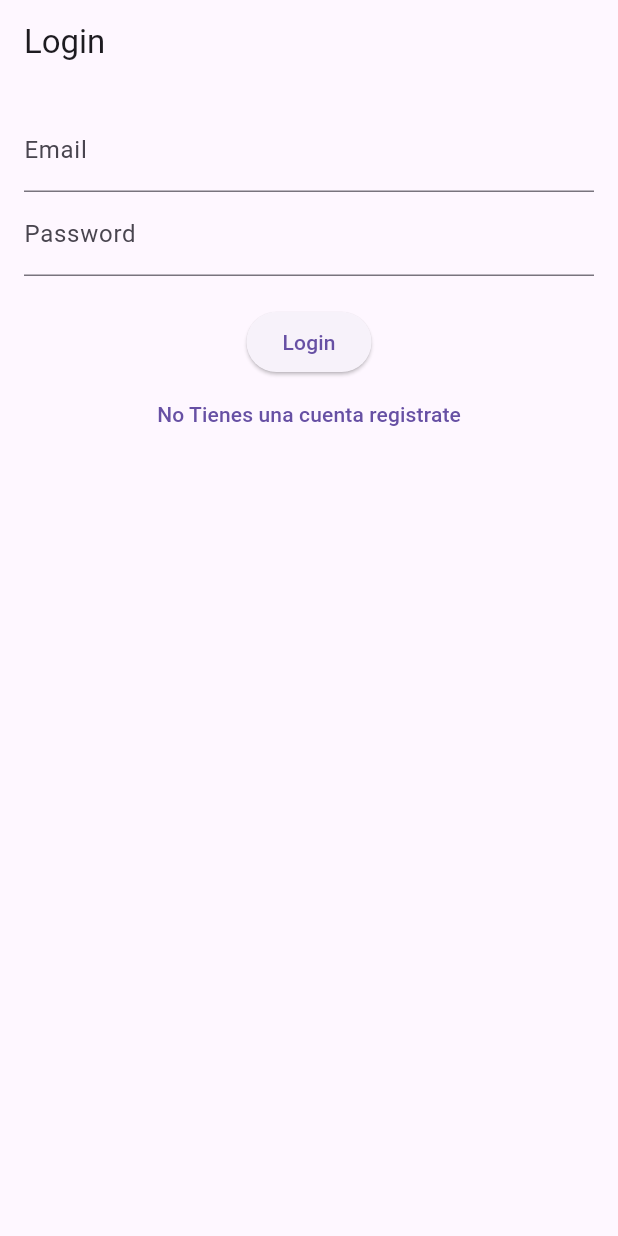
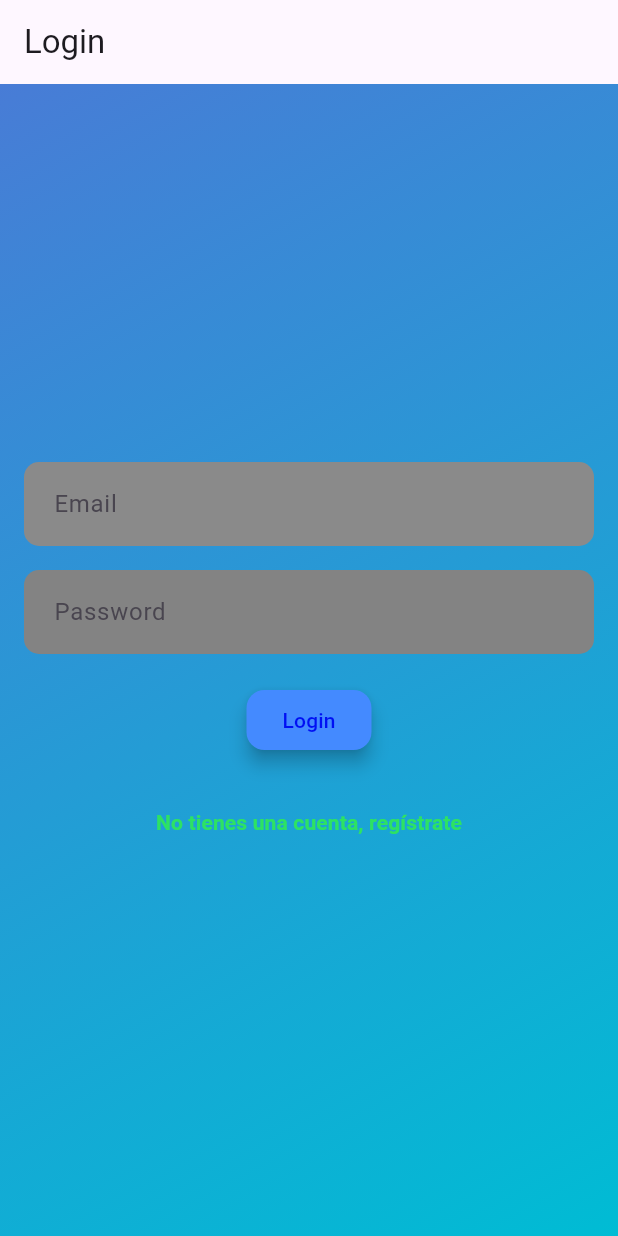
Before and after one commit to TheJossh/App_Finanzas, a Flutter app: the screen it shows after launch, on a phone screen of 412 x 824 dp. Run offline on Flutter 3.47's test engine with Material 3 defaults, Android fonts, the phone set to English and light mode, and no system bars; our stand-ins replace firebase_auth, firebase_core; accounts and stored records are empty; network calls fail; statements that could not run were skipped.

Commit message:
segundo commt

```diff
--- a/analysis_options.yaml
+++ b/analysis_options.yaml
@@ -7,6 +7,9 @@
 
 # The following line activates a set of recommended lints for Flutter apps,
 # packages, and plugins designed to encourage good coding practices.
+analyzer:
+  errors:
+    unused_local_variable: ignore
 include: package:flutter_lints/flutter.yaml
 
 linter:
--- a/lib/screen/login_screen.dart
+++ b/lib/screen/login_screen.dart
@@ -1,8 +1,8 @@
-// ignore_for_file: prefer_const_constructors, unused_local_variable
+// ignore_for_file: unused_local_variable
 
-import 'package:aplicacion_finanzas/screen/menu.dart';
 import 'package:flutter/material.dart';
 import 'package:firebase_auth/firebase_auth.dart';
+import 'package:aplicacion_finanzas/screen/menu.dart';
 import 'register_screen.dart';
 
 class LoginScreen extends StatefulWidget {
@@ -36,24 +36,64 @@ class _LoginScreenState extends State<LoginScreen> {
       appBar: AppBar(
         title: Text('Login'),
       ),
-      body: Padding(
+      body: Stack(
+        fit: StackFit.expand,
+        children: <Widget>[
+          Container(
+            decoration: BoxDecoration(
+              gradient: LinearGradient(
+                colors: [Color.fromRGBO(72, 124, 214, 1), Colors.cyan],
+                begin: Alignment.topLeft,
+                end: Alignment.bottomRight,
+              ),
+            ),
+          ),
+          Padding(
             padding: const EdgeInsets.all(16.0),
             child: Column(
+              mainAxisAlignment: MainAxisAlignment.center,
               children: <Widget>[
                 TextField(
                   controller: _emailController,
-              decoration: InputDecoration(labelText: 'Email'),
+                  decoration: InputDecoration(
+                    labelText: 'Email',
+                    filled: true,
+                    fillColor: Color.fromARGB(255, 138, 138, 138),
+                    border: OutlineInputBorder(
+                      borderRadius: BorderRadius.circular(10.0),
+                      borderSide: BorderSide.none,
                     ),
+                    contentPadding: EdgeInsets.all(16.0),
+                  ),
+                ),
+                SizedBox(height: 16.0),
                 TextField(
                   controller: _passwordController,
-              decoration: InputDecoration(labelText: 'Password'),
+                  decoration: InputDecoration(
+                    labelText: 'Password',
+                    filled: true,
+                    fillColor: Color.fromARGB(255, 131, 131, 131),
+                    border: OutlineInputBorder(
+                      borderRadius: BorderRadius.circular(10.0),
+                      borderSide: BorderSide.none,
+                    ),
+                    contentPadding: EdgeInsets.all(16.0),
+                  ),
                   obscureText: true,
                 ),
                 SizedBox(height: 20),
                 ElevatedButton(
                   onPressed: _login,
                   child: Text('Login'),
+                  style: ElevatedButton.styleFrom(
+                    foregroundColor: Color.fromARGB(255, 0, 16, 243), backgroundColor: Colors.blueAccent,
+                    shape: RoundedRectangleBorder(
+                      borderRadius: BorderRadius.circular(12.0),
                     ),
+                    elevation: 5,
+                  ),
+                ),
+                SizedBox(height: 20),
                 TextButton(
                   onPressed: () {
                     Navigator.push(
@@ -61,11 +101,19 @@ class _LoginScreenState extends State<LoginScreen> {
                       MaterialPageRoute(builder: (context) => RegisterScreen()),
                     );
                   },
-              child: Text('No Tienes una cuenta registrate'),
+                  child: Text(
+                    'No tienes una cuenta, regístrate',
+                    style: TextStyle(
+                      color: Color.fromARGB(255, 45, 226, 99),
+                      fontWeight: FontWeight.bold,
+                    ),
+                  ),
                 ),
               ],
             ),
           ),
+        ],
+      ),
     );
   }
 }
--- a/lib/screen/splash_screen.dart
+++ b/lib/screen/splash_screen.dart
@@ -24,11 +24,35 @@ class _SplashScreenState extends State<SplashScreen> {
   }
 
   @override
-  Widget build(BuildContext context) {
-    return Scaffold(
-      backgroundColor: const Color.fromARGB(255, 26, 87, 192),
-      body: Center(
-        child: Image.asset('assets/splash_image.png'),
+
+   Widget build(BuildContext context) {
+    return MaterialApp(
+
+      home: Scaffold(
+         backgroundColor: Color.fromARGB(255, 54, 112, 214),
+        appBar: AppBar(
+          title: Text('Bienvenidos Finanzas App'),
+        ),
+        body: Center(
+          child: Container(
+            width: 150.0,
+            height: 150.0,
+            decoration: BoxDecoration(
+              shape: BoxShape.circle,
+              border: Border.all(
+                color: Colors.black,
+                width: 2.0,
+              ),
+            ),
+            padding: EdgeInsets.all(10.0),
+            child: ClipOval(
+              child: Image.network(
+                "https://picsum.photos/id/870/200/300?grayscale&blur=2",
+                fit: BoxFit.cover,
+              ),
+            ),
+          ),
+        ),
       ),
     );
   }
```
Also changed, not shown: lib/screen/menu.dart (+108 -4 lines), lib/screen/pagos_habituales.dart (added, +350 -0 lines), lib/temas.dart (added). Lines whose indentation alone changed are shown as unchanged.
